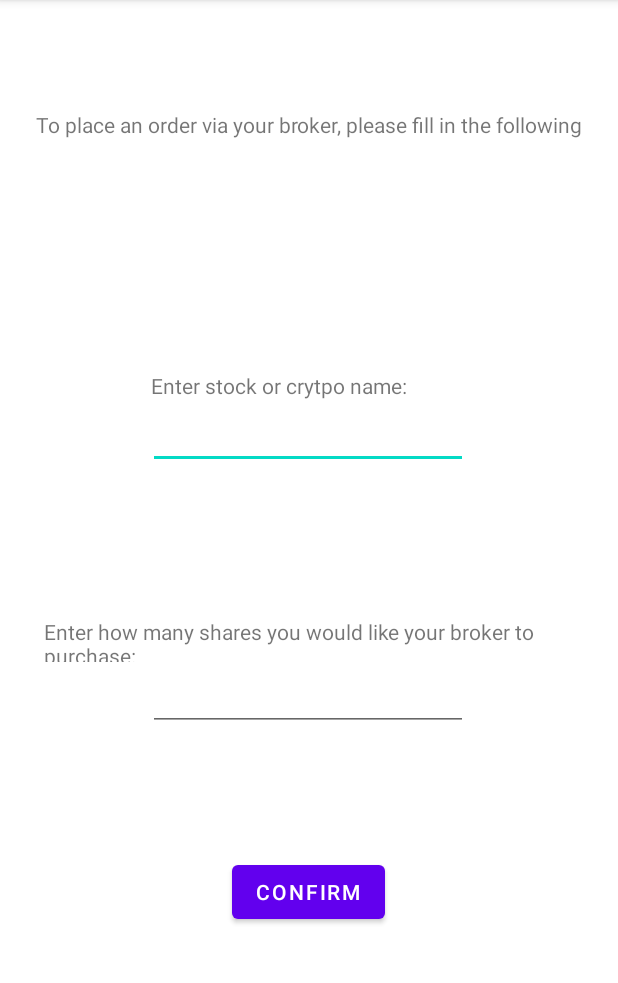
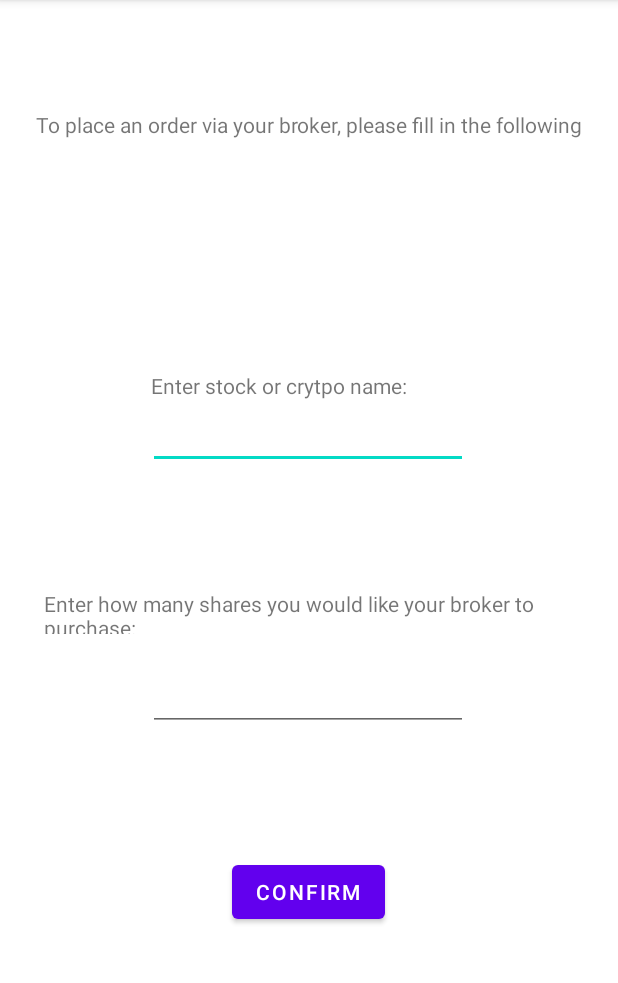
Before and after one commit to SeanOConnor8101/GroupProjectApp, an Android app: the MainActivity9 screen opened directly, with no data from a screen before it, on a phone screen of 412 x 824 dp, the part 84-1067 px from its top. Run offline under Robolectric (Android 15) with nearby library versions, the phone set to English and light mode, and no system bars.

Commit message:
Week 1 of Sprint 3 22/11/22

```diff
--- a/app/src/main/res/layout/activity_main9.xml
+++ b/app/src/main/res/layout/activity_main9.xml
@@ -52,7 +52,7 @@
         app:layout_constraintEnd_toEndOf="parent"
         app:layout_constraintStart_toStartOf="parent"
         app:layout_constraintTop_toTopOf="parent"
-        app:layout_constraintVertical_bias="0.557" />
+        app:layout_constraintVertical_bias="0.532" />
 
     <EditText
         android:id="@+id/editTextNumberDecimal2"
```
